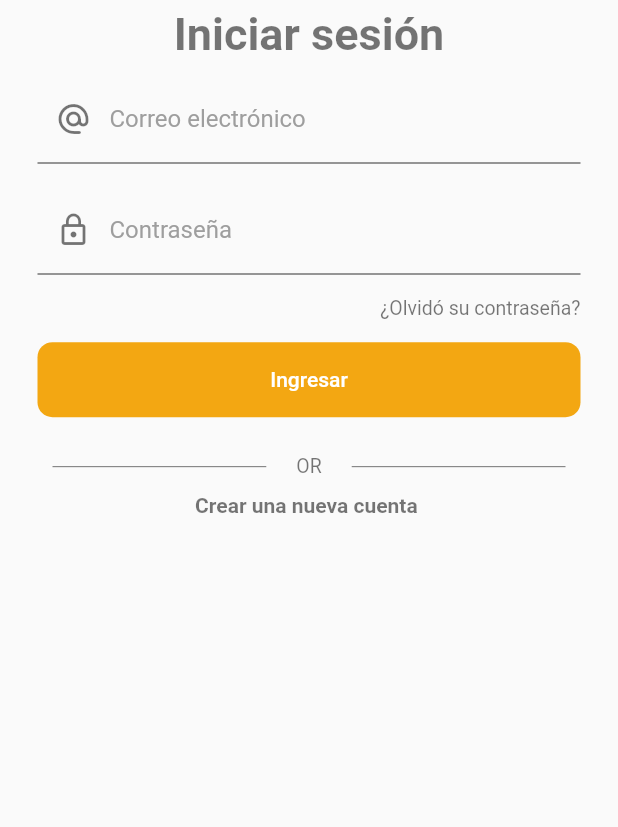
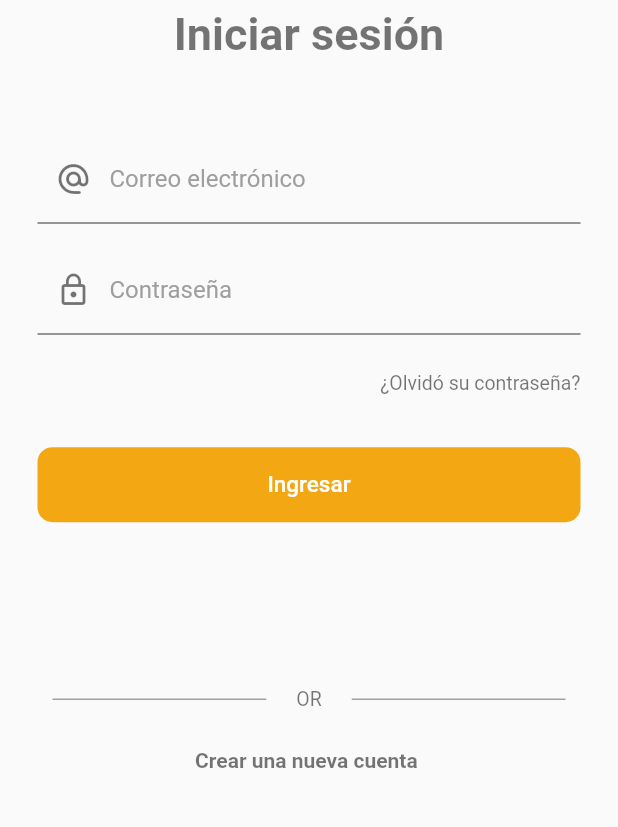
Before and after one commit to JanCarlosRamirezM/App_MOPC, a Flutter app: the screen it shows after launch, on a phone screen of 412 x 824 dp, the part 199-1026 px from its top. Run offline on Flutter 3.47's test engine with Material 2 defaults, Android fonts, the phone set to English and light mode, and no system bars.

Commit message:
Mejora en el diseño del Login

```diff
--- a/casos_app/lib/screens/login_screen.dart
+++ b/casos_app/lib/screens/login_screen.dart
@@ -21,7 +21,7 @@ class LoginScreen extends StatelessWidget {
             title: title,
           ),
           const SizedBox(
-            height: 10,
+            height: 50,
           ),
           const _LoginForm(),
         ]),
@@ -39,37 +39,42 @@ class _LoginForm extends StatelessWidget {
         padding: const EdgeInsets.symmetric(horizontal: 25),
         child: Form(
             child: Column(children: [
-          _textFieldCorreo(),
-          _sizedBox(),
-          _textFieldPassword(),
-          _sizedBox(),
-          _textOlvidoPassword(),
-          _sizedBox(),
-          _buttonIngresar(),
-          _sizedBox(),
-          const HorizontalOrLine(),
-          _textCrearCuenta(),
-          _sizedBox(),
+          _buildEmail(),
+          _buildPassword(),
+          _buildForgotPassword(),
+          _buildButtonEnter(),
+          _buildHorizontalOrLine(),
+          _buildTextCreateAccount(),
         ])));
   }
 
-  MaterialButton _buttonIngresar() {
-    return MaterialButton(
-        minWidth: double.infinity,
-        height: 50,
-        shape: RoundedRectangleBorder(borderRadius: BorderRadius.circular(10)),
-        disabledColor: Colors.grey,
-        elevation: 0,
-        color: AppTheme.primary,
-        child: const Text(
-          'Ingresar',
-          style: TextStyle(color: Colors.white),
-        ),
-        onPressed: () {});
+  Widget _buildEmail() {
+    return Container(
+      margin: const EdgeInsets.only(bottom: 15.0),
+      child: TextField(
+        decoration: InputDecorations.authInputDecoration(
+            hintText: 'Correo@correo.com ',
+            labelText: 'Correo electrónico',
+            prefixIcon: Icons.alternate_email_rounded),
+      ),
+    );
   }
 
-  Widget _textOlvidoPassword() {
+  Widget _buildPassword() {
     return Container(
+      margin: const EdgeInsets.only(bottom: 15.0),
+      child: TextField(
+        decoration: InputDecorations.authInputDecoration(
+            hintText: '*****',
+            labelText: 'Contraseña',
+            prefixIcon: Icons.lock_outline),
+      ),
+    );
+  }
+
+  Widget _buildForgotPassword() {
+    return Container(
+      margin: const EdgeInsets.only(top: 10.0),
       alignment: Alignment.centerRight,
       child: const Text(
         '¿Olvidó su contraseña?',
@@ -78,34 +83,38 @@ class _LoginForm extends StatelessWidget {
     );
   }
 
-  TextField _textFieldPassword() {
-    return TextField(
-      decoration: InputDecorations.authInputDecoration(
-          hintText: '*****',
-          labelText: 'Contraseña',
-          prefixIcon: Icons.lock_outline),
+  Widget _buildButtonEnter() {
+    return Container(
+      margin: const EdgeInsets.only(top: 35.0),
+      child: MaterialButton(
+          minWidth: double.infinity,
+          height: 50,
+          shape:
+              RoundedRectangleBorder(borderRadius: BorderRadius.circular(10)),
+          disabledColor: Colors.grey,
+          elevation: 0,
+          color: AppTheme.primary,
+          child: const Text(
+            'Ingresar',
+            style: AppTheme.buttonTextLogin,
+          ),
+          onPressed: () {}),
     );
   }
 
-  TextField _textFieldCorreo() {
-    return TextField(
-      decoration: InputDecorations.authInputDecoration(
-          hintText: 'Correo@correo.com ',
-          labelText: 'Correo electrónico',
-          prefixIcon: Icons.alternate_email_rounded),
-    );
+  Widget _buildHorizontalOrLine() {
+    return Container(
+        margin: const EdgeInsets.only(top: 100.0),
+        child: const HorizontalOrLine());
   }
 
-  Widget _sizedBox() {
-    return const SizedBox(
-      height: 15,
-    );
-  }
-
-  Widget _textCrearCuenta() {
-    return const Text(
-      'Crear una nueva cuenta ',
-      style: AppTheme.textCreateUser,
+  Widget _buildTextCreateAccount() {
+    return Container(
+      margin: const EdgeInsets.symmetric(vertical: 15.0),
+      child: const Text(
+        'Crear una nueva cuenta ',
+        style: AppTheme.textCreateUser,
+      ),
     );
   }
 }
--- a/casos_app/lib/theme/app_theme.dart
+++ b/casos_app/lib/theme/app_theme.dart
@@ -2,11 +2,15 @@ import 'package:flutter/material.dart';
 
 class AppTheme {
   static const Color primary = Color.fromRGBO(243, 167, 18, 1);
+  static const Color darkYellow = Color.fromARGB(255, 214, 146, 10);
   static const Color authBackgroundColor = Colors.black;
   static const Color black54 = Colors.black54;
 
   static const TextStyle forgotPassword =
       TextStyle(color: black54, fontSize: 13);
+
+  static const TextStyle buttonTextLogin =
+      TextStyle(color: Colors.white, fontSize: 15);
 
   static const TextStyle textCreateUser =
       TextStyle(color: black54, fontSize: 14, fontWeight: FontWeight.bold);
--- a/casos_app/lib/ui/input_decorations.dart
+++ b/casos_app/lib/ui/input_decorations.dart
@@ -1,3 +1,4 @@
+import 'package:casos_app/theme/app_theme.dart';
 import 'package:flutter/material.dart';
 
 class InputDecorations {
@@ -10,7 +11,7 @@ class InputDecorations {
           borderSide: BorderSide(color: Colors.black54),
         ),
         focusedBorder: const UnderlineInputBorder(
-            borderSide: BorderSide(color: Colors.black54, width: 2)),
+            borderSide: BorderSide(color: AppTheme.primary, width: 2)),
         hintText: hintText,
         labelText: labelText,
         labelStyle: const TextStyle(color: Colors.grey),
```
